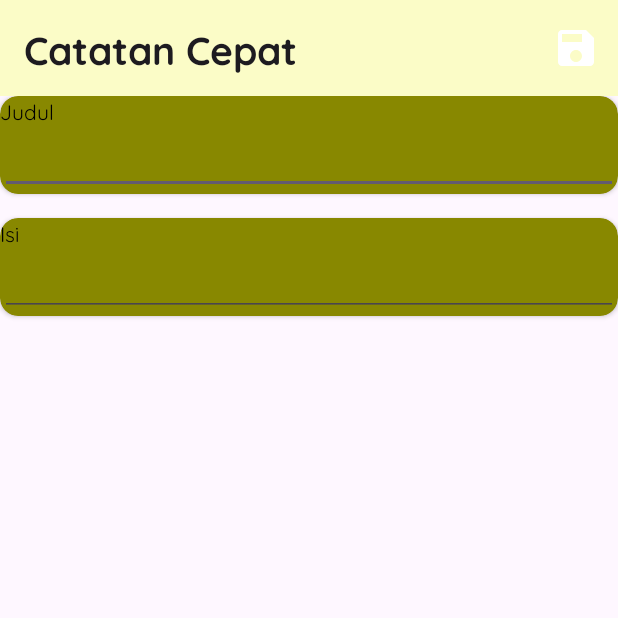
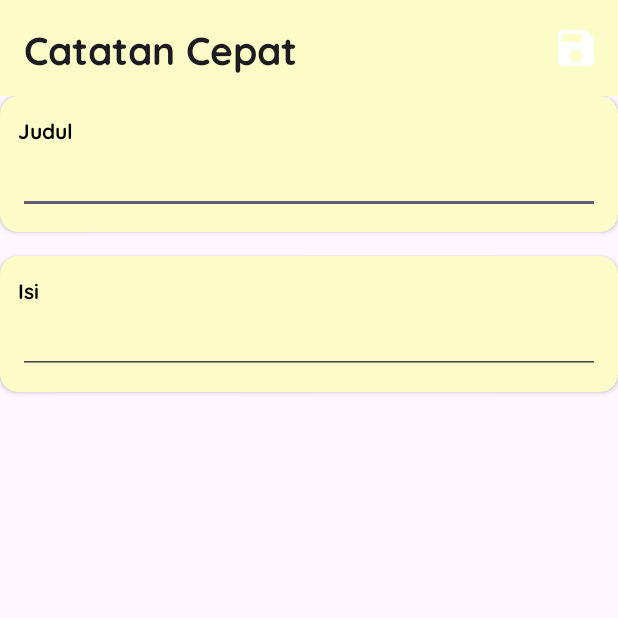
Before and after one commit to maszhar/catatan-cepat, an Android app: the NoteEditorActivity screen opened directly, with no data from a screen before it, on a phone screen of 412 x 824 dp, the top half of it. Run offline under Robolectric (Android 15) with nearby library versions, the phone set to English and light mode, and no system bars; our stand-ins replace Room's generated code, data binding.

Commit message:
feat: note editor style

```diff
--- a/app/src/main/res/layout/activity_note_editor.xml
+++ b/app/src/main/res/layout/activity_note_editor.xml
@@ -37,19 +37,20 @@
                 android:id="@+id/title_layout"
                 android:layout_width="0dp"
                 android:layout_height="wrap_content"
-                android:backgroundTint="#888800"
                 app:layout_constraintEnd_toEndOf="parent"
                 app:layout_constraintStart_toStartOf="parent"
                 app:layout_constraintTop_toTopOf="parent">
 
                 <androidx.constraintlayout.widget.ConstraintLayout
                     android:layout_width="match_parent"
-                    android:layout_height="wrap_content">
+                    android:layout_height="wrap_content"
+                    android:padding="12dp">
 
                     <TextView
                         android:id="@+id/title_label"
                         android:layout_width="0dp"
                         android:layout_height="wrap_content"
+                        android:fontFamily="@font/quicksand_bold"
                         android:text="Judul"
                         app:layout_constraintEnd_toEndOf="parent"
                         app:layout_constraintStart_toStartOf="parent"
@@ -73,19 +74,20 @@
                 android:layout_width="0dp"
                 android:layout_height="wrap_content"
                 android:layout_marginTop="16dp"
-                android:backgroundTint="#888800"
                 app:layout_constraintEnd_toEndOf="parent"
                 app:layout_constraintStart_toStartOf="parent"
                 app:layout_constraintTop_toBottomOf="@id/title_layout">
 
                 <androidx.constraintlayout.widget.ConstraintLayout
                     android:layout_width="match_parent"
-                    android:layout_height="wrap_content">
+                    android:layout_height="wrap_content"
+                    android:padding="12dp">
 
                     <TextView
                         android:id="@+id/content_label"
                         android:layout_width="0dp"
                         android:layout_height="wrap_content"
+                        android:fontFamily="@font/quicksand_bold"
                         android:text="Isi"
                         app:layout_constraintEnd_toEndOf="parent"
                         app:layout_constraintStart_toStartOf="parent"
```
